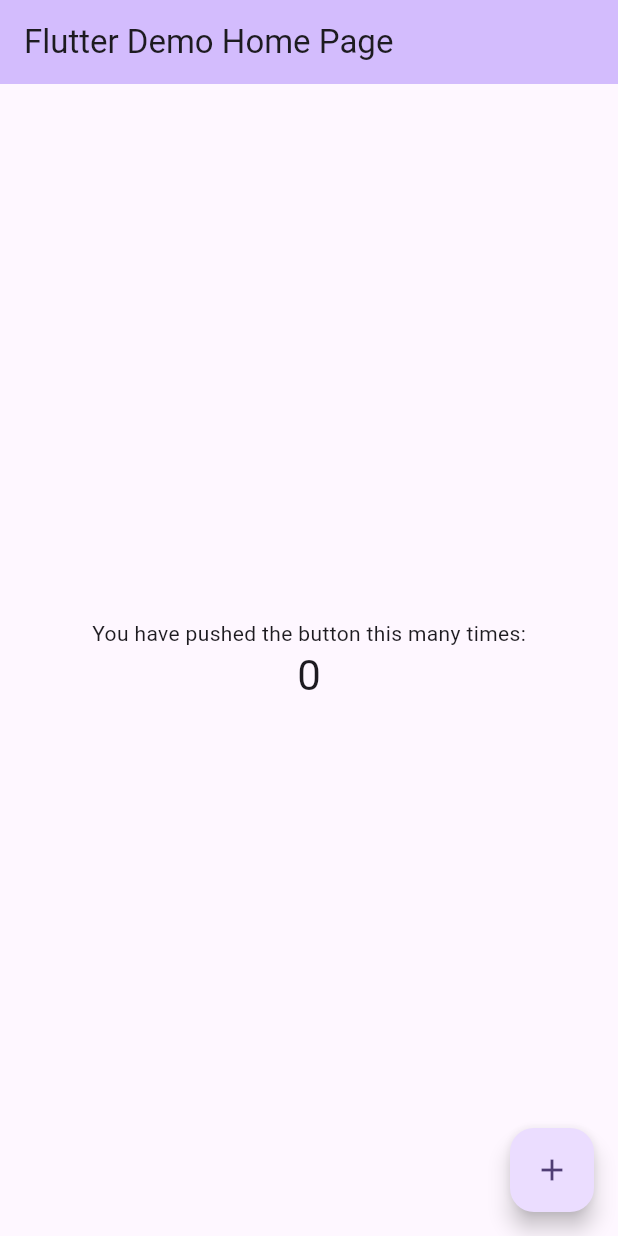
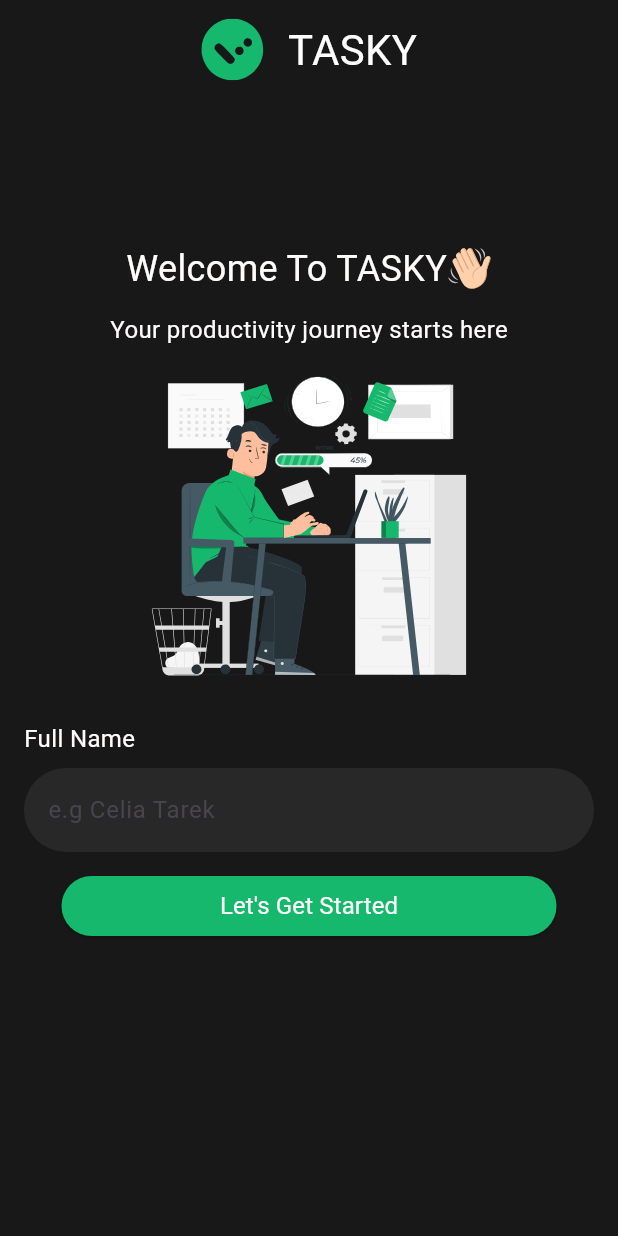
Before and after one commit to Yasmeen-aboeleneen/Tasks_App, a Flutter app: the screen it shows after launch, on a phone screen of 412 x 824 dp. Run offline on Flutter 3.47's test engine with Material 3 defaults, Android fonts, the phone set to English and light mode, and no system bars; our stand-ins replace flutter_svg.

Commit message:
Welcome Screen

```diff
--- /dev/null
+++ b/lib/Views/welcome_screen.dart
@@ -0,0 +1,122 @@
+import 'package:flutter/material.dart';
+import 'package:flutter_svg/svg.dart';
+
+class WelcomeScreen extends StatelessWidget {
+  const WelcomeScreen({super.key});
+
+  @override
+  Widget build(BuildContext context) {
+    return Scaffold(
+      backgroundColor: Color(0xFF181818),
+      body: SafeArea(
+        child: Center(
+          child: Padding(
+            padding: const EdgeInsets.symmetric(horizontal: 16),
+            child: Column(
+              crossAxisAlignment: CrossAxisAlignment.center,
+              children: [
+                SizedBox(height: 12),
+                Row(
+                  mainAxisAlignment: MainAxisAlignment.center,
+                  children: [
+                    SvgPicture.asset(
+                      'assets/images/Vector.svg',
+                      width: 42,
+                      height: 42,
+                    ),
+                    SizedBox(width: 16),
+                    Text(
+                      'TASKY',
+                      style: TextStyle(
+                        color: Color(0xFFFFFFFF),
+                        fontSize: 28,
+                        fontWeight: FontWeight.w400,
+                      ),
+                    ),
+                  ],
+                ),
+                SizedBox(height: 108),
+                Row(
+                  mainAxisAlignment: MainAxisAlignment.center,
+                  children: [
+                    Text(
+                      'Welcome To TASKY',
+                      style: TextStyle(
+                        color: Color(0xFFFFFcFc),
+                        fontSize: 24,
+                        fontWeight: FontWeight.w400,
+                      ),
+                    ),
+                    SizedBox(height: 20),
+                    SvgPicture.asset(
+                      'assets/images/wavingHand.svg',
+                      width: 30,
+                      height: 30,
+                    ),
+                  ],
+                ),
+                SizedBox(height: 12),
+                Text(
+                  'Your productivity journey starts here',
+                  style: TextStyle(
+                    color: Color(0xFFFFFcFc),
+                    fontSize: 16,
+                    fontWeight: FontWeight.w400,
+                  ),
+                ),
+                SizedBox(height: 20),
+                SvgPicture.asset(
+                  'assets/images/pana.svg',
+                  width: 215,
+                  height: 200,
+                ),
+                SizedBox(height: 30),
+                Align(
+                  alignment: AlignmentGeometry.centerLeft,
+                  child: Text(
+                    "Full Name",
+                    style: TextStyle(
+                      color: Color(0xFFFFFcFc),
+                      fontSize: 16,
+                      fontWeight: FontWeight.w400,
+                    ),
+                  ),
+                ),
+                SizedBox(height: 8),
+                TextField(
+                  style: TextStyle(color: Color(0xFFFFFcFc)),
+                  decoration: InputDecoration(
+                    hintText: 'e.g Celia Tarek',
+                    filled: true,
+                    fillColor: Color(0xff282828),
+                    border: OutlineInputBorder(
+                      borderRadius: BorderRadius.circular(35),
+                      borderSide: BorderSide.none,
+                    ),
+                  ),
+                  cursorColor: Color(0xFFFFFcFc),
+                ),
+                SizedBox(height: 12),
+                ElevatedButton(
+                  style: ElevatedButton.styleFrom(
+                    backgroundColor: (Color(0xFF15B86c)),
+                    fixedSize: Size(330, 40),
+                  ),
+                  onPressed: () {},
+                  child: Text(
+                    "Let's Get Started",
+                    style: TextStyle(
+                      color: Color(0xFFFFFcFc),
+                      fontSize: 16,
+                      fontWeight: FontWeight.w400,
+                    ),
+                  ),
+                ),
+              ],
+            ),
+          ),
+        ),
+      ),
+    );
+  }
+}
--- a/lib/main.dart
+++ b/lib/main.dart
@@ -1,4 +1,5 @@
 import 'package:flutter/material.dart';
+import 'package:tasks_app/Views/welcome_screen.dart';
 
 void main() {
   runApp(const MyApp());
@@ -11,112 +12,10 @@ class MyApp extends StatelessWidget {
   @override
   Widget build(BuildContext context) {
     return MaterialApp(
-      title: 'Flutter Demo',
-      theme: ThemeData(
-        // This is the theme of your application.
-        //
-        // TRY THIS: Try running your application with "flutter run". You'll see
-        // the application has a purple toolbar. Then, without quitting the app,
-        // try changing the seedColor in the colorScheme below to Colors.green
-        // and then invoke "hot reload" (save your changes or press the "hot
-        // reload" button in a Flutter-supported IDE, or press "r" if you used
-        // the command line to start the app).
-        //
-        // Notice that the counter didn't reset back to zero; the application
-        // state is not lost during the reload. To reset the state, use hot
-        // restart instead.
-        //
-        // This works for code too, not just values: Most code changes can be
-        // tested with just a hot reload.
-        colorScheme: ColorScheme.fromSeed(seedColor: Colors.deepPurple),
-      ),
-      home: const MyHomePage(title: 'Flutter Demo Home Page'),
+      debugShowCheckedModeBanner: false,
+      title: 'Tasky',
+      theme: ThemeData(useMaterial3: true),
+      home: WelcomeScreen(),
     );
   }
 }
-
-class MyHomePage extends StatefulWidget {
-  const MyHomePage({super.key, required this.title});
-
-  // This widget is the home page of your application. It is stateful, meaning
-  // that it has a State object (defined below) that contains fields that affect
-  // how it looks.
-
-  // This class is the configuration for the state. It holds the values (in this
-  // case the title) provided by the parent (in this case the App widget) and
-  // used by the build method of the State. Fields in a Widget subclass are
-  // always marked "final".
-
-  final String title;
-
-  @override
-  State<MyHomePage> createState() => _MyHomePageState();
-}
-
-class _MyHomePageState extends State<MyHomePage> {
-  int _counter = 0;
-
-  void _incrementCounter() {
-    setState(() {
-      // This call to setState tells the Flutter framework that something has
-      // changed in this State, which causes it to rerun the build method below
-      // so that the display can reflect the updated values. If we changed
-      // _counter without calling setState(), then the build method would not be
-      // called again, and so nothing would appear to happen.
-      _counter++;
-    });
-  }
-
-  @override
-  Widget build(BuildContext context) {
-    // This method is rerun every time setState is called, for instance as done
-    // by the _incrementCounter method above.
-    //
-    // The Flutter framework has been optimized to make rerunning build methods
-    // fast, so that you can just rebuild anything that needs updating rather
-    // than having to individually change instances of widgets.
-    return Scaffold(
-      appBar: AppBar(
-        // TRY THIS: Try changing the color here to a specific color (to
-        // Colors.amber, perhaps?) and trigger a hot reload to see the AppBar
-        // change color while the other colors stay the same.
-        backgroundColor: Theme.of(context).colorScheme.inversePrimary,
-        // Here we take the value from the MyHomePage object that was created by
-        // the App.build method, and use it to set our appbar title.
-        title: Text(widget.title),
-      ),
-      body: Center(
-        // Center is a layout widget. It takes a single child and positions it
-        // in the middle of the parent.
-        child: Column(
-          // Column is also a layout widget. It takes a list of children and
-          // arranges them vertically. By default, it sizes itself to fit its
-          // children horizontally, and tries to be as tall as its parent.
-          //
-          // Column has various properties to control how it sizes itself and
-          // how it positions its children. Here we use mainAxisAlignment to
-          // center the children vertically; the main axis here is the vertical
-          // axis because Columns are vertical (the cross axis would be
-          // horizontal).
-          //
-          // TRY THIS: Invoke "debug painting" (choose the "Toggle Debug Paint"
-          // action in the IDE, or press "p" in the console), to see the
-          // wireframe for each widget.
-          mainAxisAlignment: MainAxisAlignment.center,
-          children: <Widget>[
-            const Text('You have pushed the button this many times:'),
-            Text(
-              '$_counter',
-              style: Theme.of(context).textTheme.headlineMedium,
-            ),
-          ],
-        ),
-      ),
-      floatingActionButton: FloatingActionButton(
-        onPressed: _incrementCounter,
-        tooltip: 'Increment',
-        child: const Icon(Icons.add),
-      ), // This trailing comma makes auto-formatting nicer for build methods.
-    );
-  }
-}
```
Also changed, not shown: pubspec.yaml (+6 -12 lines), assets/images/Vector.svg (added), assets/images/pana.svg (added), assets/images/wavingHand.svg (added), pubspec.lock.
